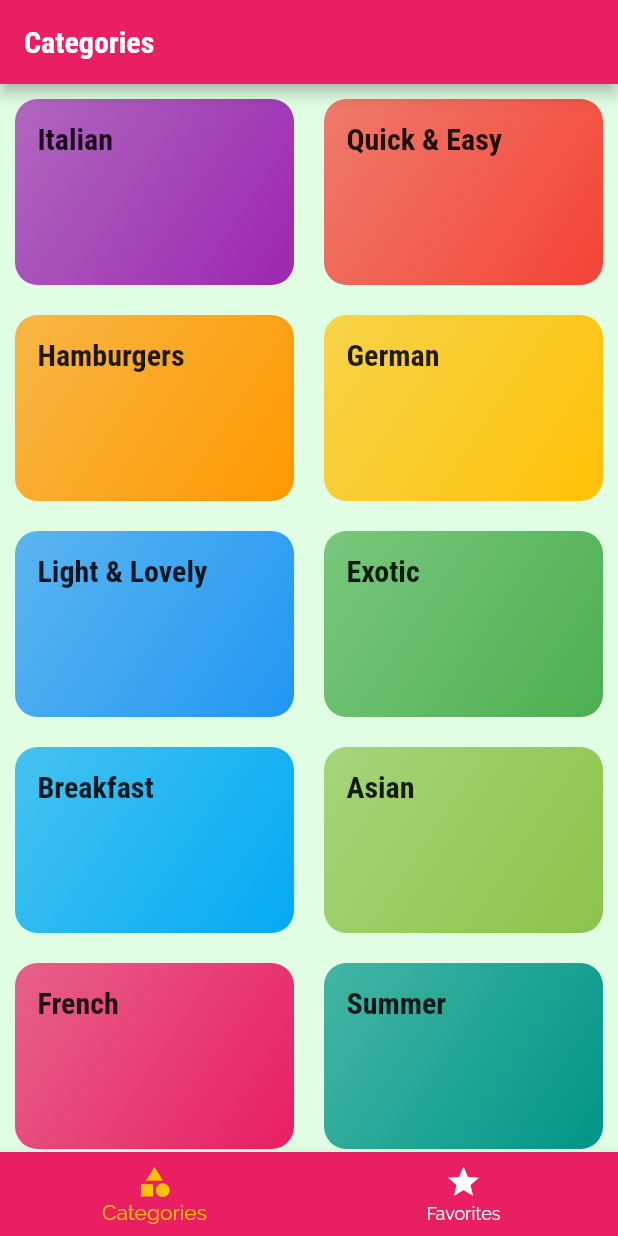
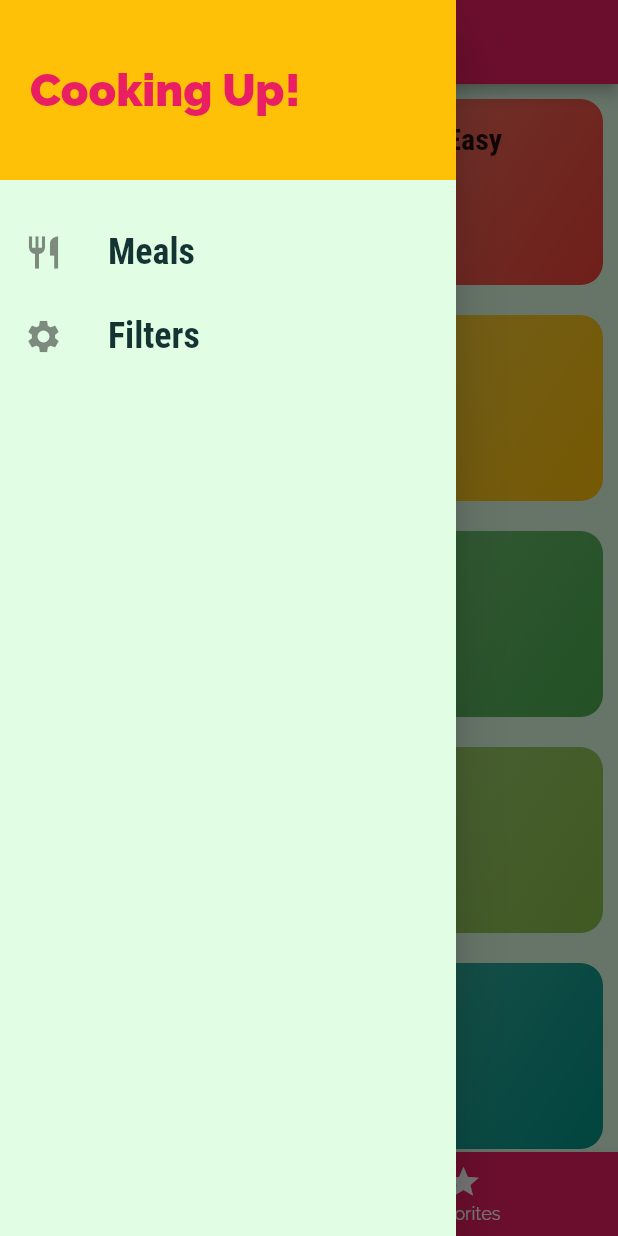
Before and after one commit to suad-mo/meals, a Flutter app: the screen it shows after launch, with the side drawer open (before the commit the screen has no drawer), on a phone screen of 412 x 824 dp. Run offline on Flutter 3.47's test engine with Material 2 defaults, Android fonts, the phone set to English and light mode, and no system bars.

Commit message:
Adding a Custom Drawer...

```diff
--- a/lib/screens/tabs_screens.dart
+++ b/lib/screens/tabs_screens.dart
@@ -1,5 +1,6 @@
 import 'package:flutter/material.dart';
 
+import '../widgets/main_drawer.dart';
 import '../screens/favorites_screen.dart';
 import '../screens/categories_screen.dart';
 
@@ -35,6 +36,7 @@ class _TabsScreenState extends State<TabsScreen> {
       appBar: AppBar(
         title: Text(_pages[_selectedPageIndex]['title']),
       ),
+      drawer: MainDrawer(),
       body: _pages[_selectedPageIndex]['page'],
       bottomNavigationBar: BottomNavigationBar(
         onTap: _selectPage,
--- /dev/null
+++ b/lib/widgets/main_drawer.dart
@@ -0,0 +1,59 @@
+import 'package:flutter/material.dart';
+
+// ignore: use_key_in_widget_constructors
+class MainDrawer extends StatelessWidget {
+  //const MainDrawer({Key? key}) : super(key: key);
+  Widget buildListTile(String title, IconData icon) {
+    return ListTile(
+      leading: Icon(
+        icon,
+        size: 26,
+      ),
+      title: Text(
+        title,
+        style: const TextStyle(
+          fontFamily: 'RobotoCondensed',
+          fontSize: 24,
+          fontWeight: FontWeight.bold,
+        ),
+      ),
+      onTap: () {},
+    );
+  }
+
+  @override
+  Widget build(BuildContext context) {
+    return Drawer(
+      child: Column(
+        children: <Widget>[
+          Container(
+            height: 120,
+            width: double.infinity,
+            padding: EdgeInsets.all(20),
+            alignment: Alignment.centerLeft,
+            color: Theme.of(context).accentColor,
+            child: Text(
+              'Cooking Up!',
+              style: TextStyle(
+                fontWeight: FontWeight.w900,
+                fontSize: 30,
+                color: Theme.of(context).primaryColor,
+              ),
+            ),
+          ),
+          const SizedBox(
+            height: 20,
+          ),
+          buildListTile(
+            'Meals',
+            Icons.restaurant,
+          ),
+          buildListTile(
+            'Filters',
+            Icons.settings,
+          ),
+        ],
+      ),
+    );
+  }
+}
```
